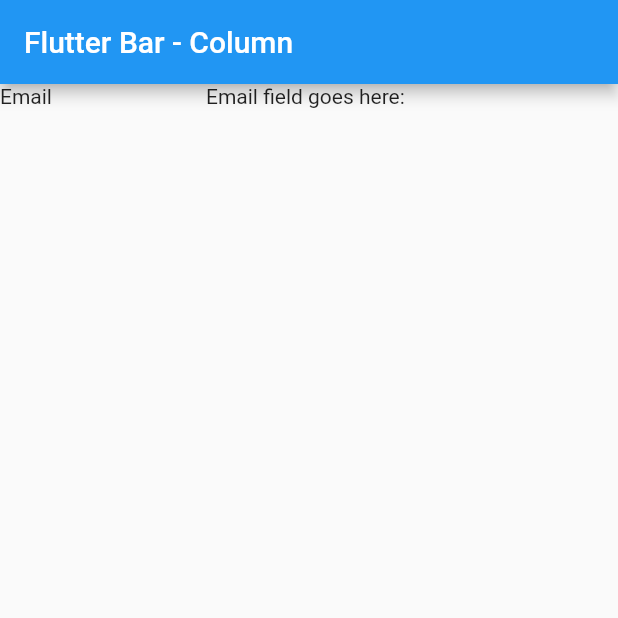
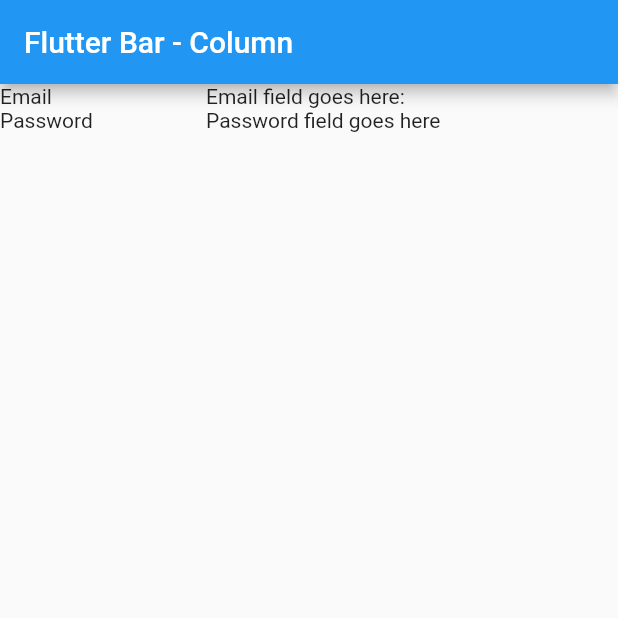
Before and after one commit to hustlebar/flutterbar, a Flutter app: the screen it shows after launch, on a phone screen of 412 x 824 dp, the top half of it. Run offline on Flutter 3.47's test engine with Material 2 defaults, Android fonts, the phone set to English and light mode, and no system bars.

Commit message:
column work continued

```diff
--- a/lib/layouts/column.dart
+++ b/lib/layouts/column.dart
@@ -27,6 +27,7 @@ class FlutterBarColumn extends StatelessWidget {
   _buildChildren() {
     List<Widget> children = new List<Widget>();
     children.add(_buildFirst());
+    children.add(_buildSecond());
 
     return children;
   }
@@ -45,4 +46,18 @@ class FlutterBarColumn extends StatelessWidget {
       ],
     );
   }
+
+  Widget _buildSecond() {
+    return Row(
+      children: <Widget>[
+        Expanded(
+          child: Text('Password'),
+        ),
+        Expanded(
+          flex: 2,
+          child: Text('Password field goes here'),
+        )
+      ],
+    );
+  }
 }
```
